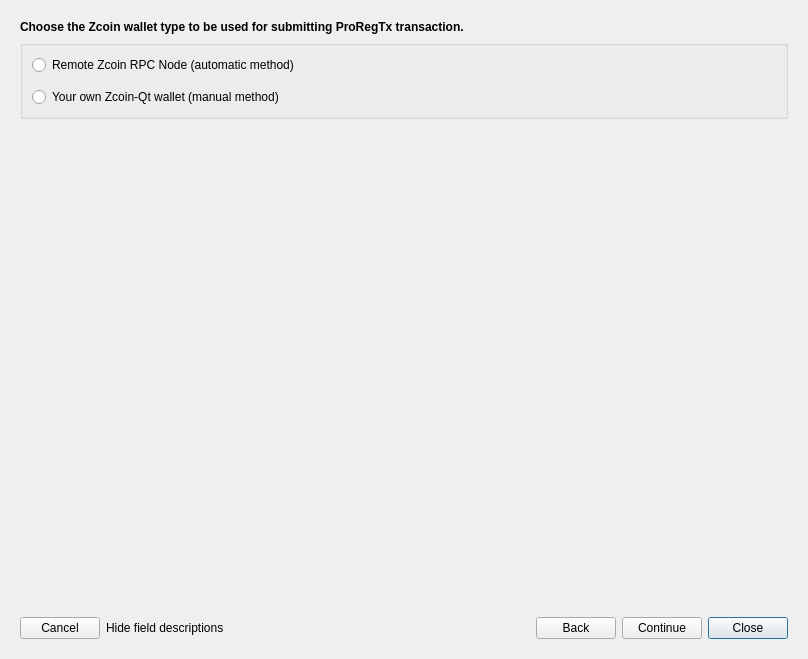
Old version of the form src/ui/ui_reg_masternode_dlg.ui in the repository Bertrand256/dash-masternode-tool.
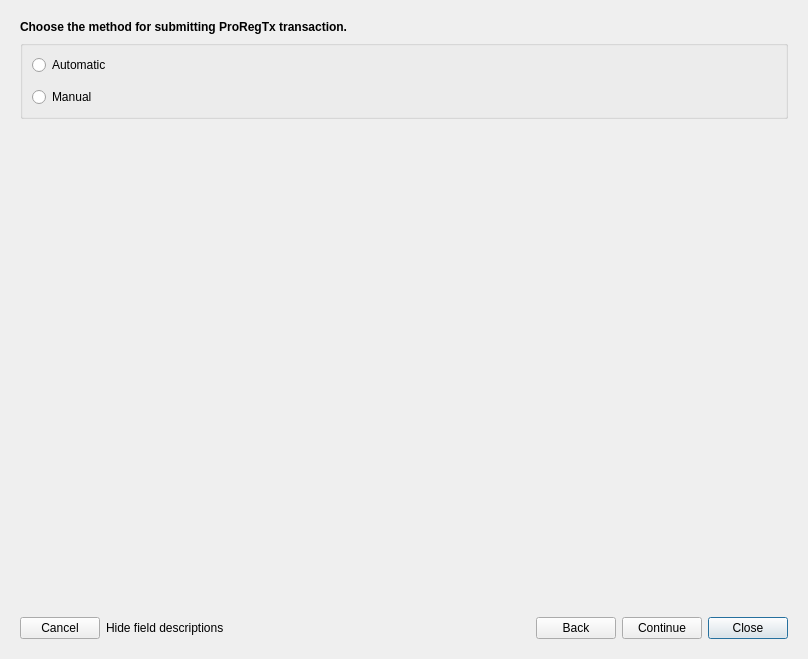
New version of the form. The open tabs and pages were chosen to show the change.

Commit message: Removed public node supports.

```diff
--- a/src/ui/ui_reg_masternode_dlg.ui
+++ b/src/ui/ui_reg_masternode_dlg.ui
@@ -619,7 +619,7 @@
        <item>
         <widget class="QLabel" name="label_4">
          <property name="text">
-          <string>&lt;b&gt;Choose the Zcoin wallet type to be used for submitting ProRegTx transaction.&lt;/b&gt;</string>
+          <string>&lt;b&gt;Choose the method for submitting ProRegTx transaction.&lt;/b&gt;</string>
          </property>
          <property name="wordWrap">
           <bool>true</bool>
@@ -641,14 +641,14 @@
           <item>
            <widget class="QRadioButton" name="rbDMTDashNodeType">
             <property name="text">
-             <string>Remote Zcoin RPC Node (automatic method)</string>
+             <string>Automatic</string>
             </property>
            </widget>
           </item>
           <item>
            <widget class="QRadioButton" name="rbOwnDashNodeType">
             <property name="text">
-             <string>Your own Zcoin-Qt wallet (manual method)</string>
+             <string>Manual</string>
             </property>
            </widget>
           </item>
```
The commit also changes 8 other files.
